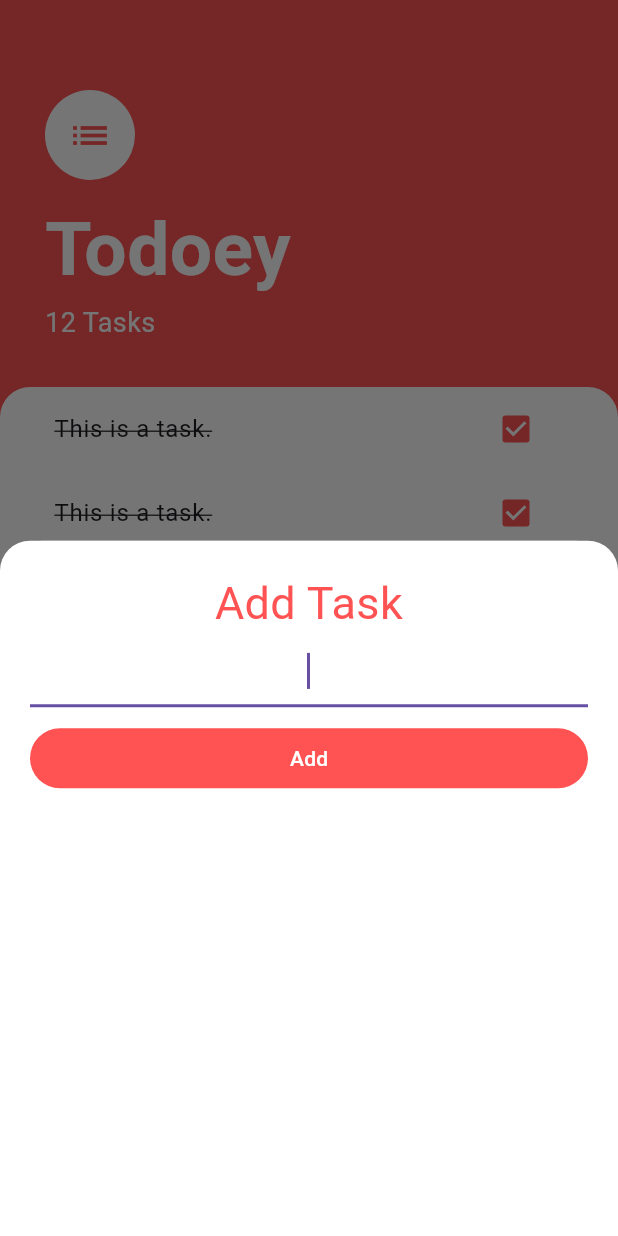
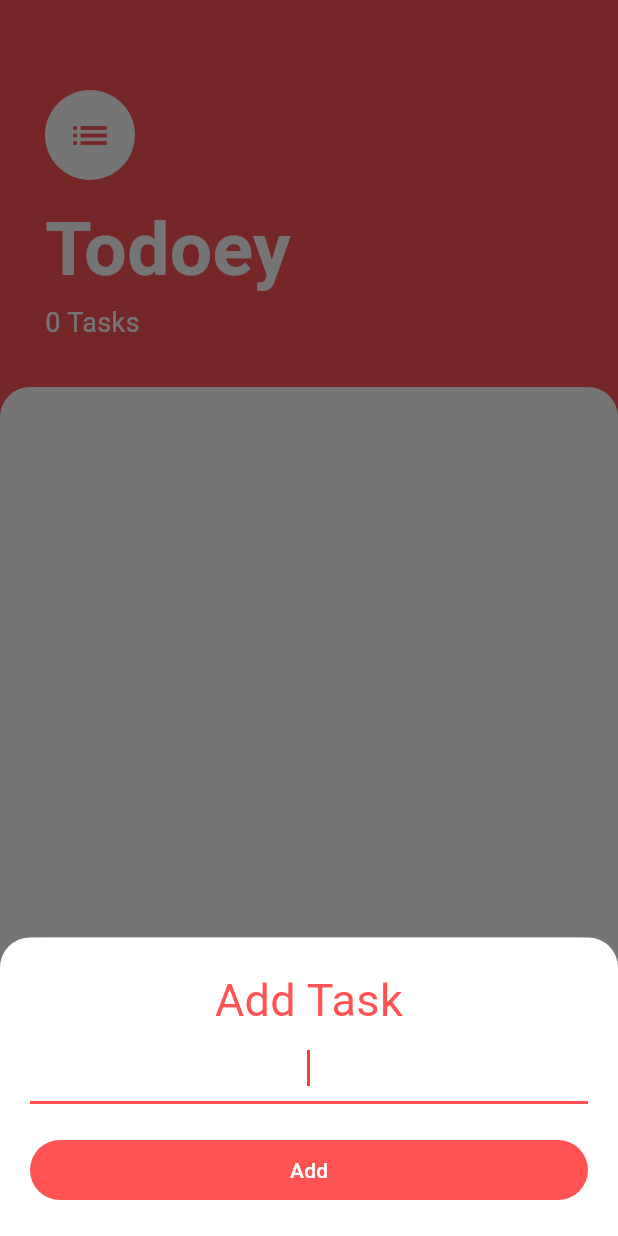
Before and after one commit to dizzpy/Todoey-Flutter, a Flutter app: the screen it shows after launch, after a tap on the "add" icon, on a phone screen of 412 x 824 dp. Run offline on Flutter 3.47's test engine with Material 3 defaults, Android fonts, the phone set to English and light mode, and no system bars.

```diff
--- /dev/null
+++ b/devtools_options.yaml
@@ -0,0 +1 @@
+extensions:
--- a/lib/main.dart
+++ b/lib/main.dart
@@ -1,4 +1,6 @@
 import 'package:flutter/material.dart';
+import 'package:provider/provider.dart';
+import 'package:todoey_flutter/models/task_data.dart';
 import 'package:todoey_flutter/screens/tasks_screen.dart';
 
 void main() => runApp(MyApp());
@@ -6,11 +8,18 @@ void main() => runApp(MyApp());
 class MyApp extends StatelessWidget {
   @override
   Widget build(BuildContext context) {
-    return MaterialApp(
-      debugShowCheckedModeBanner: false,
-      home: TasksScreen(),
-      theme: ThemeData(
-        primarySwatch: Colors.red,
+    return ChangeNotifierProvider(
+      create: (context) => TaskData(),
+      child: MaterialApp(
+        home: TasksScreen(),
+        theme: ThemeData(
+          textSelectionTheme: TextSelectionThemeData(
+            cursorColor: Colors.red, // Text selection color
+            selectionColor:
+                Colors.red.withOpacity(0.5), // Text selection background color
+            selectionHandleColor: Colors.red, // Text selection handle color
+          ),
+        ),
       ),
     );
   }
--- /dev/null
+++ b/lib/models/task.dart
@@ -0,0 +1,10 @@
+class Task {
+  final String name;
+  bool isDone;
+
+  Task({required this.name, required this.isDone});
+
+  void toggleDone() {
+    isDone = !isDone;
+  }
+}
--- /dev/null
+++ b/lib/models/task_data.dart
@@ -0,0 +1,31 @@
+import 'dart:collection';
+import 'package:flutter/material.dart';
+import 'package:todoey_flutter/models/task.dart';
+
+class TaskData extends ChangeNotifier {
+  List<Task> _tasks = [];
+
+  UnmodifiableListView<Task> get tasks {
+    return UnmodifiableListView(_tasks);
+  }
+
+  int get taskCount {
+    return _tasks.length;
+  }
+
+  void addTask(String newTaskTitle) {
+    final task = Task(name: newTaskTitle, isDone: false);
+    _tasks.add(task);
+    notifyListeners();
+  }
+
+  void updateTask(Task task) {
+    task.toggleDone();
+    notifyListeners();
+  }
+
+  void deleteTask(Task task) {
+    _tasks.remove(task);
+    notifyListeners();
+  }
+}
--- a/lib/screens/add_task_screen.dart
+++ b/lib/screens/add_task_screen.dart
@@ -1,30 +1,32 @@
 import 'package:flutter/material.dart';
+import 'package:provider/provider.dart';
+import 'package:todoey_flutter/models/task_data.dart';
 
 class AddTaskScreen extends StatelessWidget {
-  const AddTaskScreen({super.key});
-
   @override
   Widget build(BuildContext context) {
+    String newTaskTitle = '';
+
     return Container(
       color: Color(0xff757575),
       child: Container(
-        padding: const EdgeInsets.all(20.0),
+        padding: EdgeInsets.all(20.0),
         decoration: BoxDecoration(
           color: Colors.white,
           borderRadius: BorderRadius.only(
-            topLeft: const Radius.circular(20.0),
-            topRight: const Radius.circular(20.0),
+            topLeft: Radius.circular(20.0),
+            topRight: Radius.circular(20.0),
           ),
         ),
         child: Column(
           crossAxisAlignment: CrossAxisAlignment.stretch,
-          children: [
+          children: <Widget>[
             Text(
               'Add Task',
               textAlign: TextAlign.center,
               style: TextStyle(
+                fontSize: 30.0,
                 color: Colors.redAccent,
-                fontSize: 30.0,
               ),
             ),
             TextField(
@@ -37,11 +39,19 @@ class AddTaskScreen extends StatelessWidget {
                     width: 2.0,
                   ),
                 ),
+                focusedBorder: UnderlineInputBorder(
+                  borderSide: BorderSide(
+                    color: Colors.redAccent,
+                    width: 2.0,
+                  ),
+                ),
               ),
+              onChanged: (newText) {
+                newTaskTitle = newText;
+              },
             ),
-            SizedBox(height: 10.0),
+            SizedBox(height: 20.0),
             TextButton(
-              onPressed: () {},
               child: Text(
                 'Add',
                 style: TextStyle(
@@ -51,6 +61,11 @@ class AddTaskScreen extends StatelessWidget {
               style: ButtonStyle(
                 backgroundColor: MaterialStateProperty.all(Colors.redAccent),
               ),
+              onPressed: () {
+                Provider.of<TaskData>(context, listen: false)
+                    .addTask(newTaskTitle);
+                Navigator.pop(context);
+              },
             ),
           ],
         ),
--- a/lib/screens/tasks_screen.dart
+++ b/lib/screens/tasks_screen.dart
@@ -1,36 +1,40 @@
 import 'package:flutter/material.dart';
+import 'package:todoey_flutter/models/task_data.dart';
 import 'package:todoey_flutter/screens/add_task_screen.dart';
 import 'package:todoey_flutter/widgets/task_list.dart';
+import 'package:provider/provider.dart';
 
 class TasksScreen extends StatelessWidget {
-  const TasksScreen({super.key});
-
   @override
   Widget build(BuildContext context) {
-    return Center(
-      child: Scaffold(
+    return Scaffold(
+      backgroundColor: Colors.redAccent,
       floatingActionButton: FloatingActionButton(
-          onPressed: () {
-            showModalBottomSheet(
-                context: context, builder: (context) => AddTaskScreen());
-          },
+          backgroundColor: Colors.redAccent,
           child: Icon(
             Icons.add,
             color: Colors.white,
           ),
-          backgroundColor: Colors.redAccent,
-          shape: CircleBorder(),
-        ),
-        backgroundColor: Colors.redAccent,
+          onPressed: () {
+            showModalBottomSheet(
+                context: context,
+                isScrollControlled: true,
+                builder: (context) => SingleChildScrollView(
+                        child: Container(
+                      padding: EdgeInsets.only(
+                          bottom: MediaQuery.of(context).viewInsets.bottom),
+                      child: AddTaskScreen(),
+                    )));
+          }),
       body: Column(
         crossAxisAlignment: CrossAxisAlignment.start,
-          children: [
-            Padding(
-              padding: const EdgeInsets.only(
+        children: <Widget>[
+          Container(
+            padding: EdgeInsets.only(
                 top: 60.0, left: 30.0, right: 30.0, bottom: 30.0),
             child: Column(
               crossAxisAlignment: CrossAxisAlignment.start,
-                children: [
+              children: <Widget>[
                 CircleAvatar(
                   child: Icon(
                     Icons.list,
@@ -40,7 +44,9 @@ class TasksScreen extends StatelessWidget {
                   backgroundColor: Colors.white,
                   radius: 30.0,
                 ),
-                  SizedBox(height: 10.0),
+                SizedBox(
+                  height: 10.0,
+                ),
                 Text(
                   'Todoey',
                   style: TextStyle(
@@ -50,10 +56,10 @@ class TasksScreen extends StatelessWidget {
                   ),
                 ),
                 Text(
-                    '12 Tasks',
+                  '${Provider.of<TaskData>(context).taskCount} Tasks',
                   style: TextStyle(
                     color: Colors.white,
-                      fontSize: 18.0,
+                    fontSize: 18,
                   ),
                 ),
               ],
@@ -62,7 +68,6 @@ class TasksScreen extends StatelessWidget {
           Expanded(
             child: Container(
               padding: EdgeInsets.symmetric(horizontal: 20.0),
-                height: 300.0,
               decoration: BoxDecoration(
                 color: Colors.white,
                 borderRadius: BorderRadius.only(
@@ -75,7 +80,6 @@ class TasksScreen extends StatelessWidget {
           ),
         ],
       ),
-      ),
     );
   }
 }
--- a/lib/widgets/task_list.dart
+++ b/lib/widgets/task_list.dart
@@ -1,17 +1,30 @@
 import 'package:flutter/material.dart';
+import 'package:provider/provider.dart';
+import 'package:todoey_flutter/models/task_data.dart';
 import 'package:todoey_flutter/widgets/task_tile.dart';
 
 class TasksList extends StatelessWidget {
   @override
   Widget build(BuildContext context) {
-    return ListView(
-      children: [
-        SingleListTile(),
-        SingleListTile(),
-        SingleListTile(),
-        SingleListTile(),
-        SingleListTile(),
-      ],
+    return Consumer<TaskData>(
+      builder: (context, taskData, child) {
+        return ListView.builder(
+          itemBuilder: (context, index) {
+            final task = taskData.tasks[index];
+            return TaskTile(
+              taskTitle: task.name,
+              isChecked: task.isDone,
+              checkboxCallback: (checkboxState) {
+                taskData.updateTask(task);
+              },
+              longPressCallback: () {
+                taskData.deleteTask(task);
+              },
+            );
+          },
+          itemCount: taskData.taskCount,
+        );
+      },
     );
   }
 }
--- a/lib/widgets/task_tile.dart
+++ b/lib/widgets/task_tile.dart
@@ -1,49 +1,33 @@
 import 'package:flutter/material.dart';
 
-class SingleListTile extends StatefulWidget {
-  @override
-  State<SingleListTile> createState() => _SingleListTileState();
-}
+class TaskTile extends StatelessWidget {
+  final bool isChecked;
+  final String taskTitle;
+  final Function(bool?) checkboxCallback;
+  final void Function() longPressCallback;
 
-class _SingleListTileState extends State<SingleListTile> {
-  bool isChecked = true;
+  TaskTile({
+    required this.isChecked,
+    required this.taskTitle,
+    required this.checkboxCallback,
+    required this.longPressCallback,
+  });
 
   @override
   Widget build(BuildContext context) {
     return ListTile(
+      onLongPress: longPressCallback,
       title: Text(
-        'This is a task.',
+        taskTitle,
         style: TextStyle(
           decoration: isChecked ? TextDecoration.lineThrough : null,
         ),
       ),
-      trailing: TaskCheckbox(
-        checkboxState: isChecked,
-        toggleCheckboxState: (bool? checkboxState) {
-          setState(() {
-            isChecked = checkboxState!;
-          });
-        },
+      trailing: Checkbox(
+        activeColor: Colors.redAccent,
+        value: isChecked,
+        onChanged: checkboxCallback,
       ),
     );
   }
 }
-
-class TaskCheckbox extends StatelessWidget {
-  final bool checkboxState;
-  final Function toggleCheckboxState;
-
-  TaskCheckbox({
-    required this.checkboxState,
-    required this.toggleCheckboxState,
-  });
-
-  @override
-  Widget build(BuildContext context) {
-    return Checkbox(
-      activeColor: Colors.redAccent,
-      value: checkboxState,
-      onChanged: toggleCheckboxState as void Function(bool? value)?,
-    );
-  }
-}
--- a/pubspec.yaml
+++ b/pubspec.yaml
@@ -7,8 +7,10 @@ environment:
   sdk: '>=3.2.3 <4.0.0'
 
 dependencies:
+  cupertino_icons: ^1.0.6
   flutter:
     sdk: flutter
+  provider: ^6.1.1
 
 dev_dependencies:
   flutter_test:
```
Also changed, not shown: pubspec.lock. Lines whose indentation alone changed are shown as unchanged.
